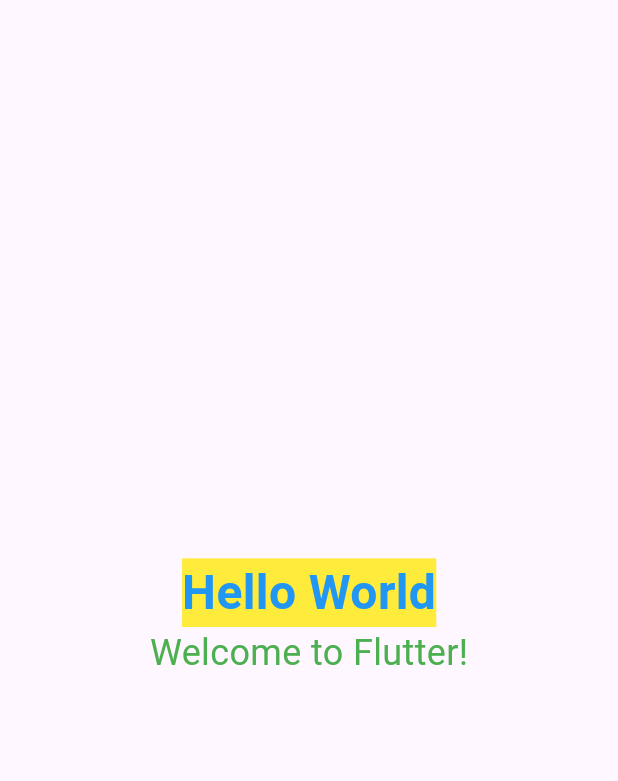
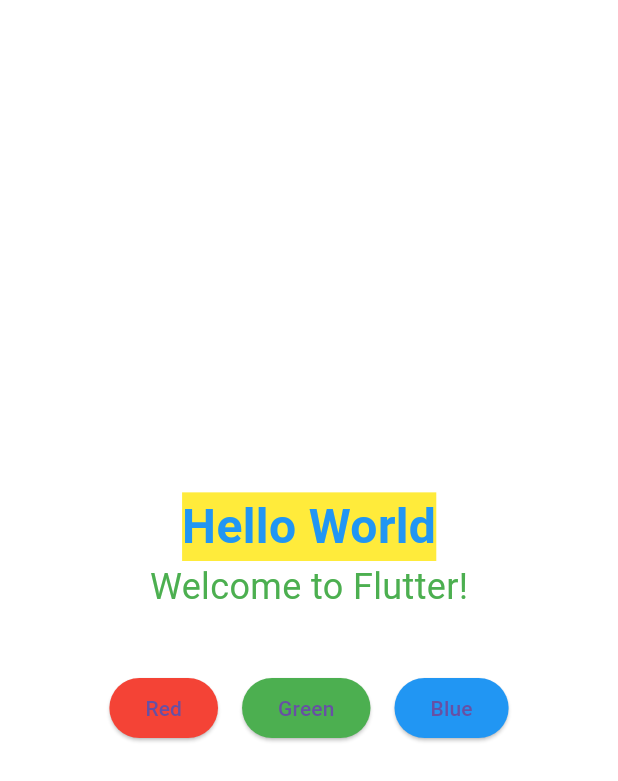
Before and after one commit to raghuprasadks/flutter_may_2025, a Flutter app: the screen it shows after launch, on a phone screen of 412 x 824 dp. Shown: the top 781 px of the screen. Run offline on Flutter 3.47's test engine with Material 3 defaults, Android fonts, the phone set to English and light mode, and no system bars.

Commit message:
flutter app

```diff
--- a/programs/flutterapp/flutterbasics/lib/main.dart
+++ b/programs/flutterapp/flutterbasics/lib/main.dart
@@ -4,13 +4,27 @@
   runApp(const MyApp());
 }
 
-class MyApp extends StatelessWidget {
+class MyApp extends StatefulWidget {
   const MyApp({super.key});
 
   @override
+  State<MyApp> createState() => _MyAppState();
+}
+
+class _MyAppState extends State<MyApp> {
+  Color _backgroundColor = Colors.white;
+
+  void _changeColor(Color color) {
+    setState(() {
+      _backgroundColor = color;
+    });
+  }
+
+  @override
   Widget build(BuildContext context) {
-    return const MaterialApp(
+    return MaterialApp(
       home: Scaffold(
+        backgroundColor: _backgroundColor,
         body: Center(
           child: Column(
             mainAxisAlignment: MainAxisAlignment.center,
@@ -31,6 +45,29 @@
                   color: Colors.green,
                 ),
               ),
+              const SizedBox(height: 40),
+              Row(
+                mainAxisAlignment: MainAxisAlignment.center,
+                children: [
+                  ElevatedButton(
+                    onPressed: () => _changeColor(Colors.red),
+                    style: ElevatedButton.styleFrom(backgroundColor: Colors.red),
+                    child: const Text('Red'),
+                  ),
+                  const SizedBox(width: 16),
+                  ElevatedButton(
+                    onPressed: () => _changeColor(Colors.green),
+                    style: ElevatedButton.styleFrom(backgroundColor: Colors.green),
+                    child: const Text('Green'),
+                  ),
+                  const SizedBox(width: 16),
+                  ElevatedButton(
+                    onPressed: () => _changeColor(Colors.blue),
+                    style: ElevatedButton.styleFrom(backgroundColor: Colors.blue),
+                    child: const Text('Blue'),
+                  ),
+                ],
+              ),
             ],
           ),
         ),
```
Also changed, not shown: programs/flutterapp/flutterbasics/lib/3-twotext.dart (added, +40 -0 lines).
